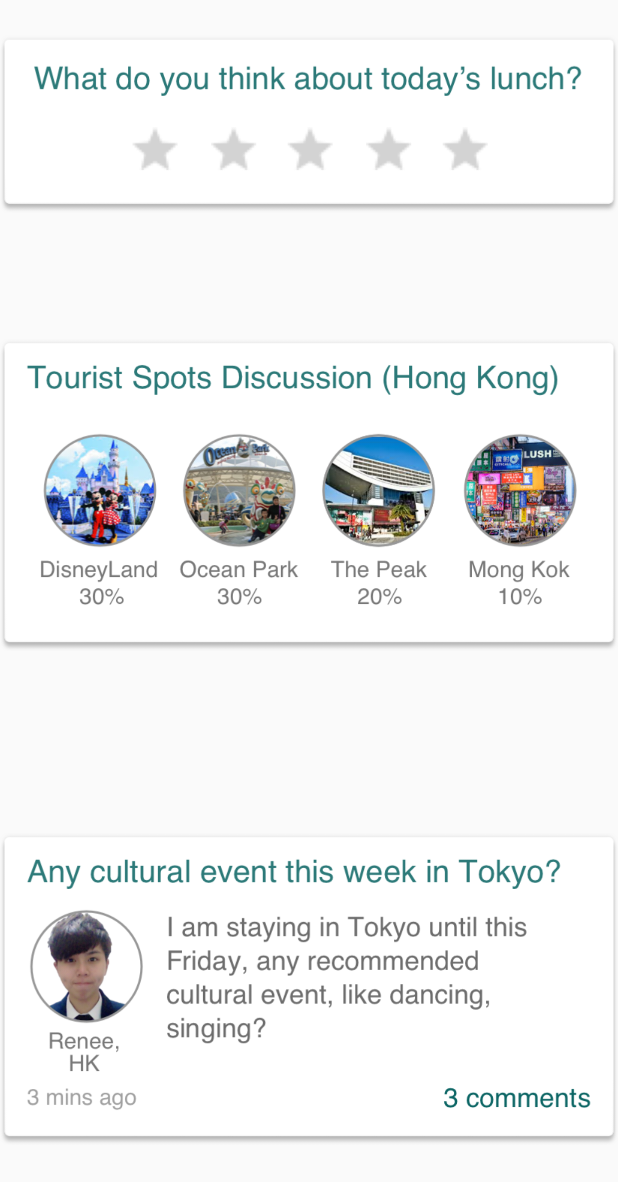
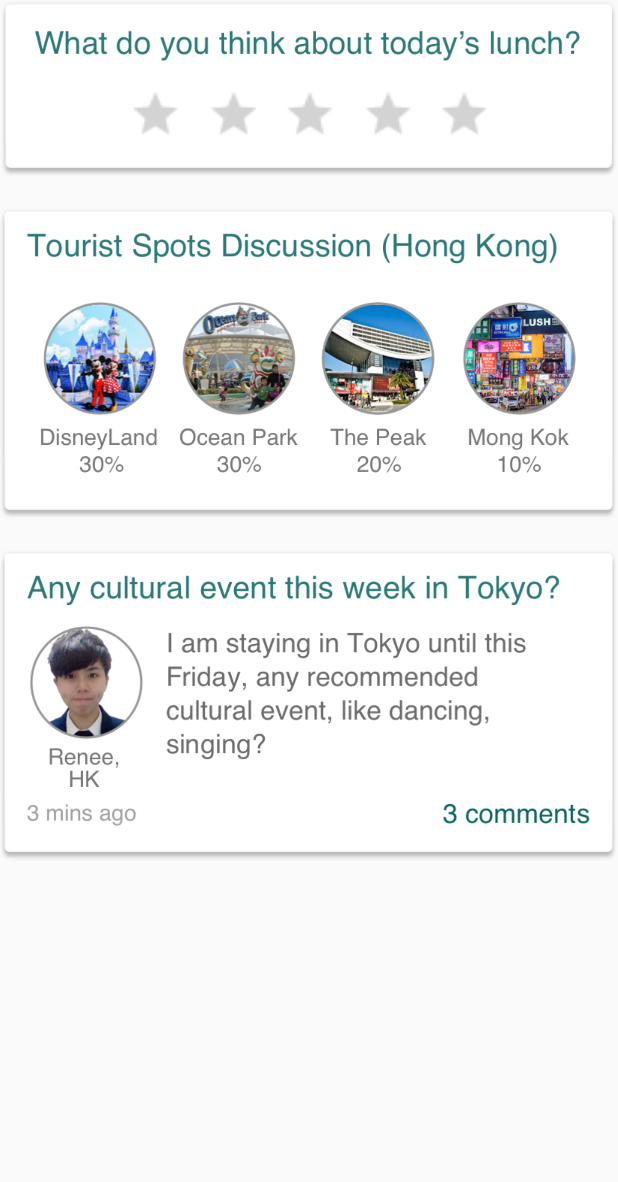
Before and after one commit to lamedts/cx-hack-2017, an Android app: the layout fragment_discuss.xml on its own in the app's theme, with its tools: preview values and no code run, on a phone screen of 412 x 824 dp. Shown: the top 1182 px of the screen. Run offline under Robolectric (Android 15) with nearby library versions, the phone set to English and light mode, and no system bars.

Commit message:
checkpoint #11

```diff
--- a/CXYO/app/src/main/res/layout/fragment_discuss.xml
+++ b/CXYO/app/src/main/res/layout/fragment_discuss.xml
@@ -5,6 +5,9 @@
     android:layout_height="match_parent"
     tools:context="com.yo.cx.cxyo.DiscussFragment">
 
+    <ScrollView
+        android:layout_width="match_parent"
+        android:layout_height="match_parent">
         <LinearLayout
             android:layout_width="match_parent"
             android:layout_height="match_parent"
@@ -13,21 +16,31 @@
 
             <ImageButton
                 android:id="@+id/InFlightMeal"
+                android:layout_weight="1"
                 android:layout_width="match_parent"
                 android:layout_height="match_parent"
-            android:layout_weight="0.4"
+                android:adjustViewBounds="true"
+                android:scaleType="centerInside"
                 android:background="@android:color/transparent"
-            android:scaleType="fitCenter"
                 android:src="@drawable/rating_before" />
+
+            <TextView
+                android:layout_width="match_parent"
+                android:layout_height="20dp" />
 
             <ImageButton
                 android:id="@+id/LongTermTopic"
                 android:layout_width="match_parent"
                 android:layout_height="match_parent"
-            android:layout_weight="0.30"
+                android:layout_weight="0.3"
                 android:background="@android:color/transparent"
-            android:scaleType="fitCenter"
+                android:adjustViewBounds="true"
+                android:scaleType="centerInside"
                 android:src="@drawable/long_term_topic" />
+
+            <TextView
+                android:layout_width="match_parent"
+                android:layout_height="20dp" />
 
             <ImageButton
                 android:id="@+id/random_post"
@@ -35,9 +48,11 @@
                 android:layout_height="match_parent"
                 android:layout_weight="0.30"
                 android:background="@android:color/transparent"
-            android:scaleType="fitCenter"
+                android:adjustViewBounds="true"
+                android:scaleType="centerInside"
                 android:src="@drawable/random_post" />
 
         </LinearLayout>
+    </ScrollView>
 
 </FrameLayout>
```
Lines whose indentation alone changed are shown as unchanged.
